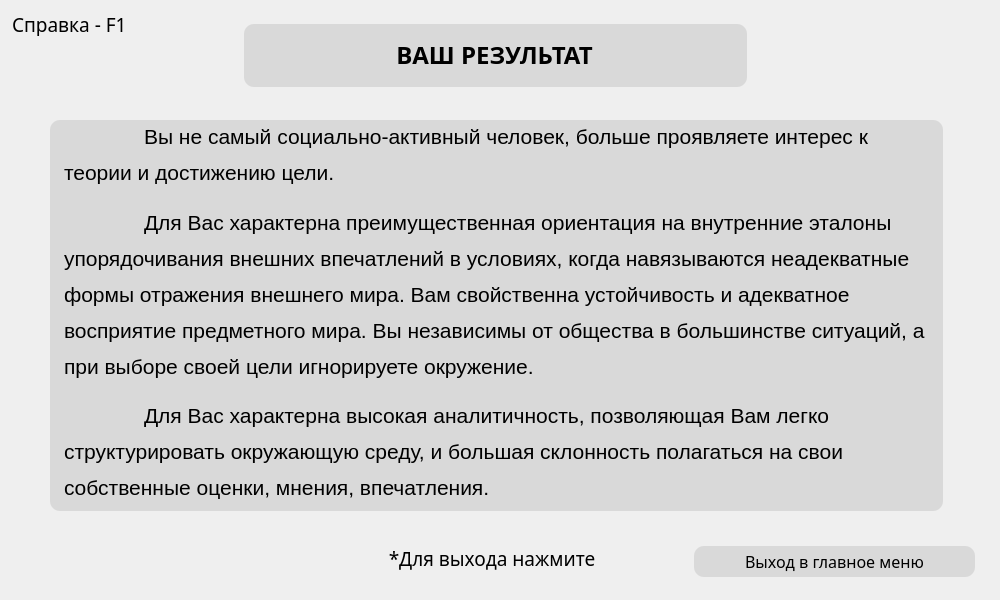
Before: the Qt Designer form ui/auth/UserResultTorstonWidget.ui in xamlo721/PsychologyTestApp, drawn with Qt 5.
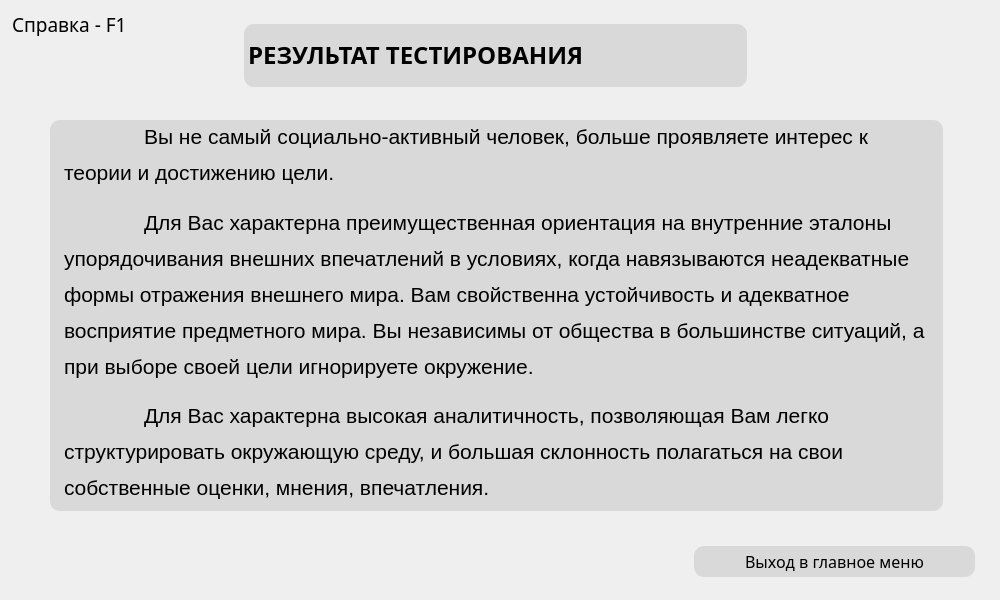
After: the same form once the commit is applied. Icons and pictures are not drawn.

Commit message: update result widgets. Broken path

What changed in the file:
```diff
--- a/ui/auth/UserResultTorstonWidget.ui
+++ b/ui/auth/UserResultTorstonWidget.ui
@@ -21,7 +21,7 @@
   <widget class="QLabel" name="esc">
    <property name="geometry">
     <rect>
-     <x>340</x>
+     <x>50</x>
      <y>546</y>
      <width>309</width>
      <height>24</height>
@@ -34,7 +34,7 @@
     </font>
    </property>
    <property name="text">
-    <string>*Для выхода нажмите &lt;Esc&gt;</string>
+    <string/>
    </property>
    <property name="alignment">
     <set>Qt::AlignCenter</set>
@@ -92,7 +92,7 @@
 &lt;html&gt;&lt;head&gt;&lt;meta name=&quot;qrichtext&quot; content=&quot;1&quot; /&gt;&lt;style type=&quot;text/css&quot;&gt;
 p, li { white-space: pre-wrap; }
 &lt;/style&gt;&lt;/head&gt;&lt;body style=&quot; font-family:'Montserrat Medium'; font-size:18pt; font-weight:600; font-style:normal;&quot;&gt;
-&lt;p align=&quot;center&quot; style=&quot; margin-top:0px; margin-bottom:0px; margin-left:0px; margin-right:0px; -qt-block-indent:0; text-indent:0px;&quot;&gt;ВАШ РЕЗУЛЬТАТ&lt;/p&gt;&lt;/body&gt;&lt;/html&gt;</string>
+&lt;p style=&quot; margin-top:12px; margin-bottom:12px; margin-left:0px; margin-right:0px; -qt-block-indent:0; text-indent:0px;&quot;&gt;РЕЗУЛЬТАТ ТЕСТИРОВАНИЯ&lt;/p&gt;&lt;/body&gt;&lt;/html&gt;</string>
     </property>
    </widget>
   </widget>
```
Left out of the diff: 7 changed lines with no effect on the pictures. The commit also changes 3 other files.
